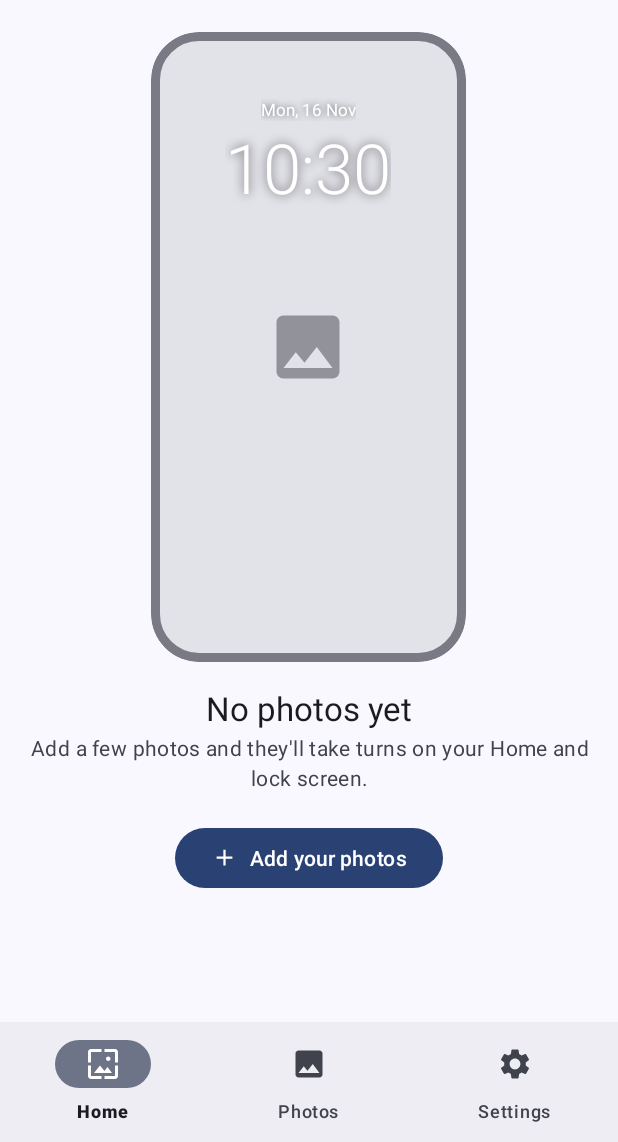
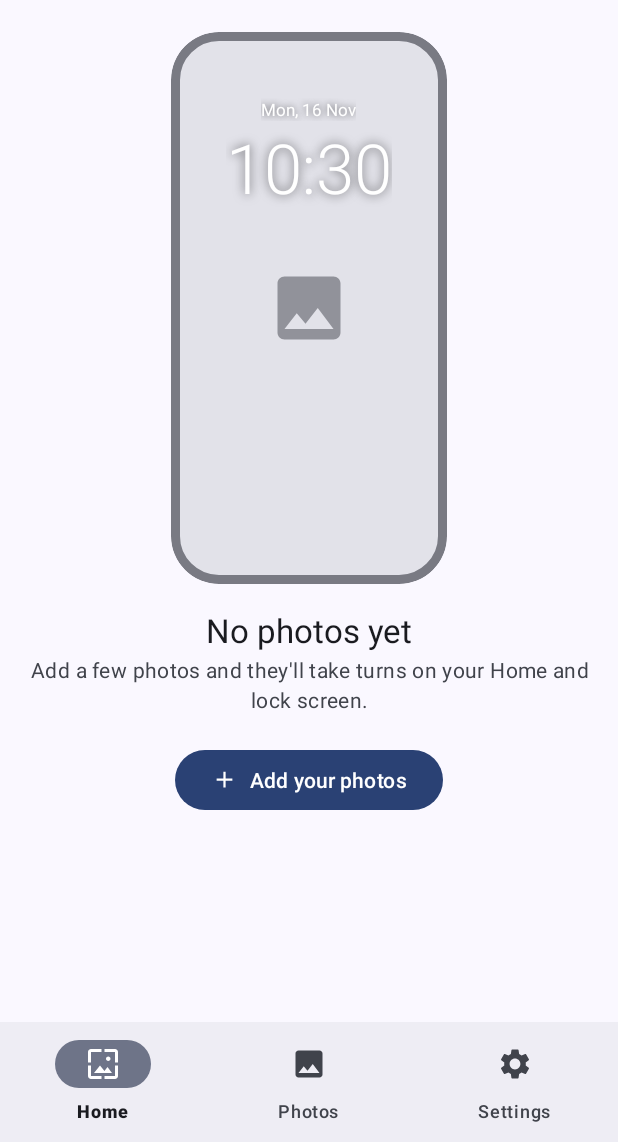
Before and after one commit to varadharaj0105/auto-wallpaper., an Android app: the screen it shows after launch (MainActivity), on a phone screen of 412 x 824 dp, the part 94-1236 px from its top. Run offline under Robolectric (Android 15) with nearby library versions, the phone set to English and light mode, and no system bars; pictures from the network do not load.

Commit message:
Readable status bar in light mode, smaller phone preview
Co-Authored-By: Claude Opus 5.5 <noreply@anthropic.com>
Claude-Session: https://claude.ai/code/session_01PrFN1BuZ3DSnqNEGwYJuZw

```diff
--- a/app/src/main/res/layout/tab_home.xml
+++ b/app/src/main/res/layout/tab_home.xml
@@ -166,7 +166,7 @@
             <com.google.android.material.card.MaterialCardView
                 android:id="@+id/phone"
                 style="?attr/materialCardViewOutlinedStyle"
-                android:layout_width="210dp"
+                android:layout_width="184dp"
                 android:layout_height="456dp"
                 android:layout_gravity="center_horizontal"
                 android:clickable="true"
--- a/app/src/main/res/values/themes.xml
+++ b/app/src/main/res/values/themes.xml
@@ -4,6 +4,10 @@
     <style name="Theme.AutoWallpaper" parent="Theme.Material3.DayNight.NoActionBar">
         <item name="colorPrimary">@color/seed</item>
         <item name="android:statusBarColor">@android:color/transparent</item>
+        <!-- Dark status/navigation icons on the light theme, light icons on the dark theme -->
+        <item name="android:windowLightStatusBar">?attr/isLightTheme</item>
+        <item name="android:windowLightNavigationBar">?attr/isLightTheme</item>
+        <item name="android:navigationBarColor">?attr/colorSurfaceContainer</item>
     </style>
 
     <!-- Full-screen black editor -->
```
Also changed, not shown: 1 other file.
